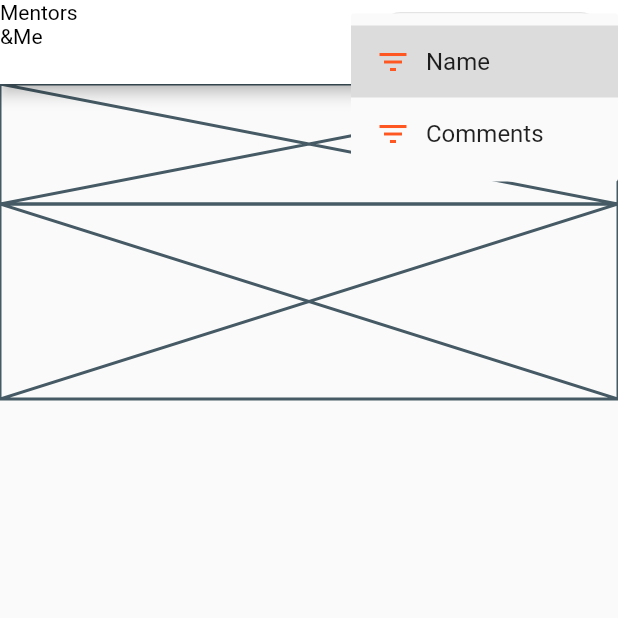
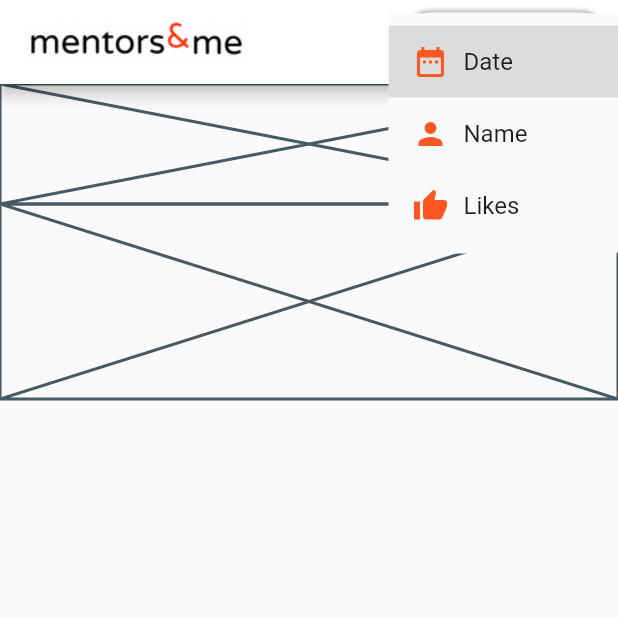
Before and after one commit to codingbbq/mentors_social_app, a Flutter app: the screen it shows after launch, after a tap on "Filter", on a phone screen of 412 x 824 dp, the top half of it. Run offline on Flutter 3.47's test engine with Material 2 defaults, Android fonts, the phone set to English and light mode, and no system bars.

Commit message:
Custom dropdown menu and logo

```diff
--- a/lib/main.dart
+++ b/lib/main.dart
@@ -11,6 +11,7 @@ class MentorsApp extends StatelessWidget {
       debugShowCheckedModeBanner: false,
       theme: ThemeData(
         primarySwatch: Colors.orange,
+        accentColor: Color(0xFF313131)
       ),
       home: UpdatesPage(),
     );
--- /dev/null
+++ b/lib/models/filter.dart
@@ -0,0 +1,25 @@
+import 'package:flutter/material.dart';
+
+class Filter{
+
+  final String filterName;
+  final Icon icon;
+
+  Filter({
+    this.filterName,
+    this.icon
+  });
+
+}
+
+final Filter date = Filter(filterName: "Date", icon: Icon(Icons.date_range, color: Colors.deepOrange));
+
+final Filter name = Filter(filterName: "Name", icon: Icon(Icons.person, color: Colors.deepOrange));
+
+final Filter likes = Filter(filterName: "Likes", icon: Icon(Icons.thumb_up, color: Colors.deepOrange));
+
+List<Filter> filters = [
+  date,
+  name,
+  likes
+];
--- a/lib/pages/updates/updates_page.dart
+++ b/lib/pages/updates/updates_page.dart
@@ -1,4 +1,5 @@
 import 'package:flutter/material.dart';
+import 'package:mentors_social_app/models/filter.dart';
 import 'package:mentors_social_app/pages/updates/most_recent.dart';
 import 'package:mentors_social_app/pages/updates/updates_card.dart';
 
@@ -8,55 +9,71 @@ class UpdatesPage extends StatefulWidget {
 }
 
 class _UpdatesPageState extends State<UpdatesPage> {
-
-  String _value;
+  Filter _value;
 
   @override
   Widget build(BuildContext context) {
     return Scaffold(
       appBar: AppBar(
         backgroundColor: Colors.white,
-        leading: Text("Mentors&Me", style: TextStyle(color: Colors.black),),
+        leading: null,
+        automaticallyImplyLeading: false,
+        title: Container(
+          width: 150,
+          margin: const EdgeInsets.only(top: 10.0, bottom: 10.0),
+          child: Image.asset(
+            "assets/images/mentors-app-logo.png",
+            width: 150,
+          ),
+        ),
         actions: <Widget>[
           Container(
-            width: 150,
-            padding: const EdgeInsets.only(left: 10.0),
-            margin: const EdgeInsets.only(left: 10.0, right: 10.0, top: 8.0, bottom: 8.0),
+            width: 130,
+            padding: const EdgeInsets.only(left: 15.0),
+            margin: const EdgeInsets.only(
+                left: 10.0, right: 10.0, top: 8.0, bottom: 8.0),
             decoration: BoxDecoration(
-              border: Border.all(
-                color: Color(0xFFe4e4e4)
-              ),
-              borderRadius: BorderRadius.circular(15.0),
-            ),
+                color: Colors.white,
+                border: Border.all(color: Color(0xFFe4e4e4)),
+                borderRadius: BorderRadius.circular(15.0),
+                boxShadow: <BoxShadow>[
+                  BoxShadow(
+                      blurRadius: 2, spreadRadius: 0.5, color: Colors.grey)
+                ]),
             child: DropdownButton(
               underline: SizedBox(),
               icon: Icon(null),
               elevation: 0,
               value: _value,
-              onChanged: (String value) {
+              onChanged: (Filter newValue) {
                 setState(() {
-                  _value = value;
+                  _value = newValue;
                 });
               },
-              items: <String>["Name", "Comments"].map<DropdownMenuItem<String>>((String value) {
-                return DropdownMenuItem<String>(
-                  value: value,
+              items: filters.map<DropdownMenuItem<Filter>>((Filter filter) {
+                return DropdownMenuItem<Filter>(
+                  value: filter,
                   child: Row(
                     children: <Widget>[
-                      Icon(Icons.filter_list, color: Colors.deepOrange,),
+                      filter.icon,
                       SizedBox(width: 10),
-                      Text(value)
+                      Text(
+                        filter.filterName,
+                      )
                     ],
                   ),
                 );
               }).toList(),
               hint: Row(
-                    children: <Widget>[
-                      Icon(Icons.filter_list, color: Colors.deepOrange,),
-                      SizedBox(width: 20),
-                      Text("Filter")
-                    ],
+                children: <Widget>[
+                  Icon(
+                    Icons.filter_list,
+                    color: Colors.deepOrange,
                   ),
+                  SizedBox(width: 20),
+                  Text("Filter")
+                ],
+              ),
             ),
           )
         ],
--- a/pubspec.yaml
+++ b/pubspec.yaml
@@ -41,9 +41,8 @@ flutter:
   uses-material-design: true
 
   # To add assets to your application, add an assets section, like this:
-  # assets:
-  #  - images/a_dot_burr.jpeg
-  #  - images/a_dot_ham.jpeg
+  assets:
+   - assets/images/
 
   # An image asset can refer to one or more resolution-specific "variants", see
   # https://flutter.dev/assets-and-images/#resolution-aware.
```
Also changed, not shown: assets/images/mentors-app-logo.png (added).
